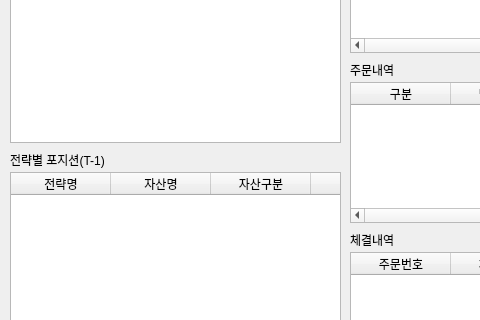
Before: the Qt Designer form form_main.ui in BHLee83/TS, drawn with Qt 5; both pictures show x 0 to 480 and y 148 to 468 of the 801 by 752 pixel window.
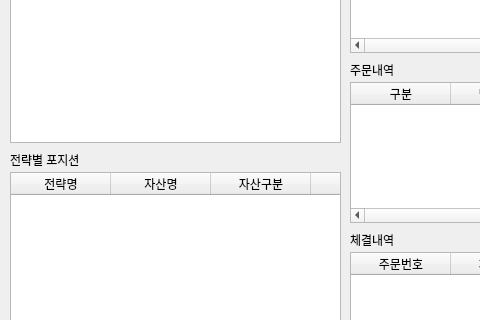
After: the same form once the commit is applied.

Commit message: 체결, 거래내역, 포지션 관리 등 수정

```diff
--- a/form_main.ui
+++ b/form_main.ui
@@ -570,7 +570,7 @@
      </rect>
     </property>
     <property name="text">
-     <string>전략별 포지션(T-1)</string>
+     <string>전략별 포지션</string>
     </property>
    </widget>
   </widget>
```
Left out of the diff: 47 changed lines with no effect on the pictures. The commit also changes 1 other file.
